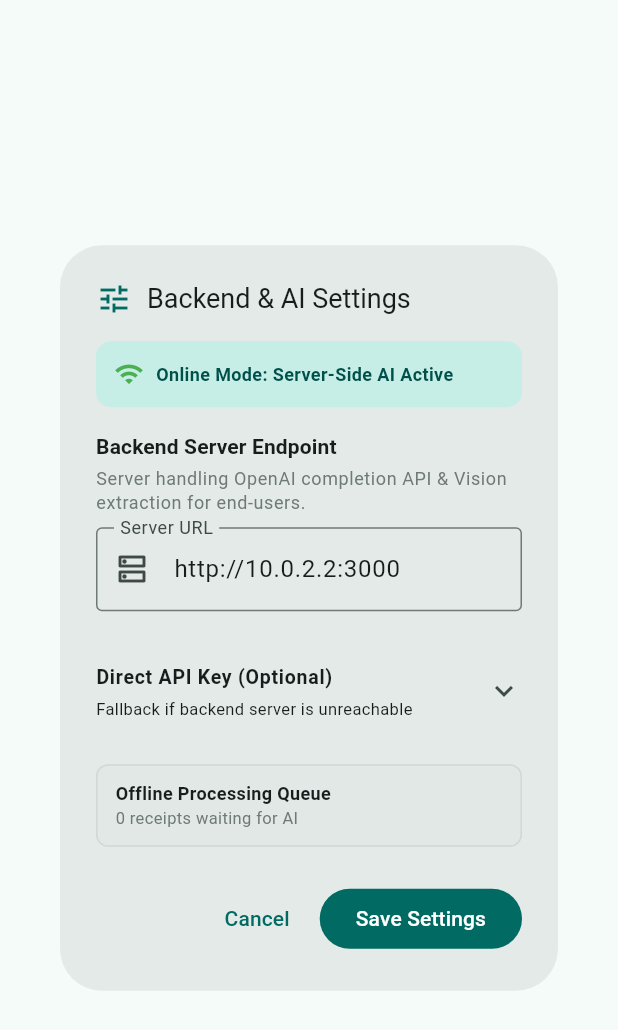
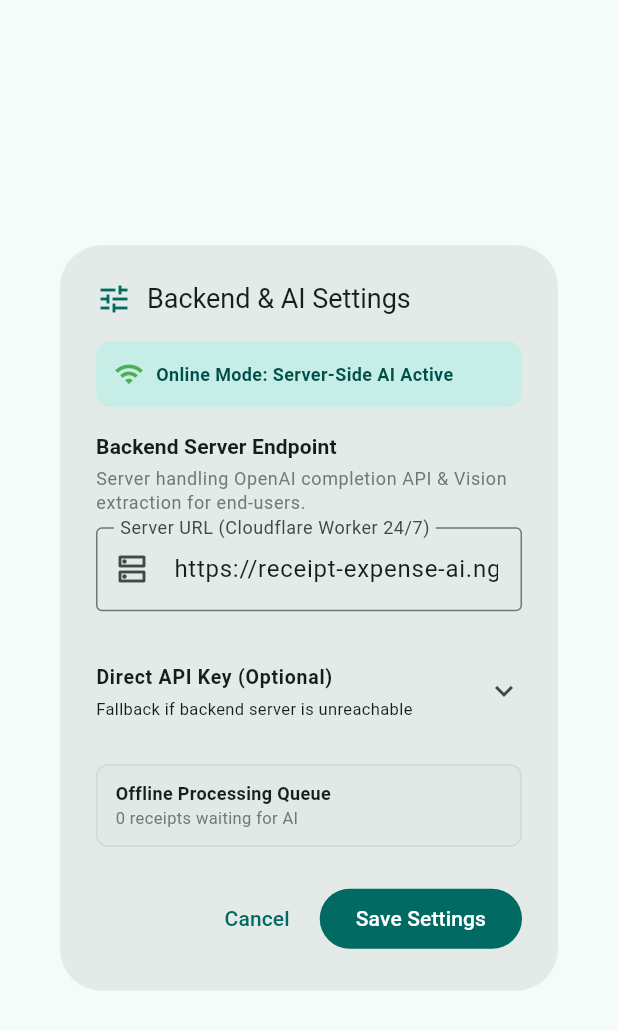
Before and after one commit to TieuLong07/receipt-expense-tracker, a Flutter app: the SettingsDialog widget shown alone on an empty page, opened directly, on a phone screen of 412 x 824 dp. Shown: the top 1030 px of the screen. Run offline on Flutter 3.47's test engine with Material 3 defaults, Android fonts, the phone set to English and light mode, and no system bars; our stand-ins replace connectivity_plus, image_picker, shared_preferences, sqflite; missing offline and left inert: google_mlkit_text_recognition; accounts and stored records are empty.

Commit message:
docs: finalize 24/7 cloudflare worker integration & update default server url in apk

```diff
--- a/lib/services/backend_api_service.dart
+++ b/lib/services/backend_api_service.dart
@@ -10,8 +10,8 @@ import 'receipt_regex_parser.dart';
 class BackendApiService {
   static const String _prefServerUrl = 'backend_server_url';
 
-  // Default server URLs: localhost / LAN / emulator
-  static const String defaultServerUrl = 'http://10.0.2.2:3000'; // Standard Android emulator loopback
+  // Default server: Cloudflare 24/7 Serverless Worker
+  static const String defaultServerUrl = 'https://receipt-expense-ai.nguyenhlong2203.workers.dev';
 
   Future<String> getServerUrl() async {
     final prefs = await SharedPreferences.getInstance();
--- a/lib/widgets/settings_dialog.dart
+++ b/lib/widgets/settings_dialog.dart
@@ -98,8 +98,8 @@ class _SettingsDialogState extends State<SettingsDialog> {
             TextField(
               controller: _serverUrlController,
               decoration: const InputDecoration(
-                labelText: 'Server URL',
-                hintText: 'http://192.168.1.7:3000',
+                labelText: 'Server URL (Cloudflare Worker 24/7)',
+                hintText: 'https://receipt-expense-ai.nguyenhlong2203.workers.dev',
                 border: OutlineInputBorder(),
                 prefixIcon: Icon(Icons.dns_outlined),
               ),
```
